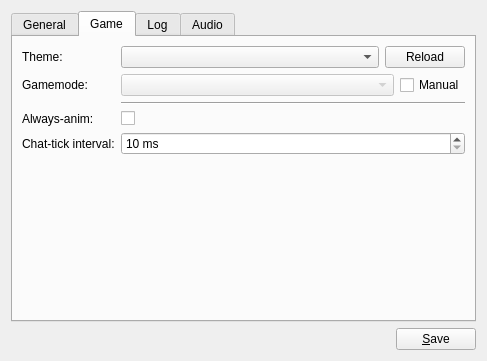
The window that res/ui/config_panel.ui (lambdcalculus/AO2-Client) describes before a commit, drawn with Qt 5.
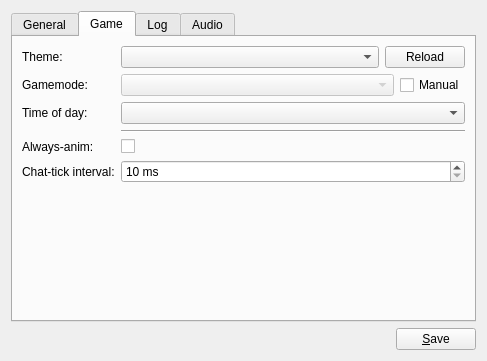
The same window after the commit. The open tabs and pages were chosen to show the change.

Commit message: Add time of day combobox

Diff of the .ui file:
```diff
--- a/res/ui/config_panel.ui
+++ b/res/ui/config_panel.ui
@@ -230,14 +230,14 @@
          </item>
         </layout>
        </item>
-       <item row="2" column="1">
-        <widget class="Line" name="line_4">
-         <property name="orientation">
-          <enum>Qt::Horizontal</enum>
+       <item row="2" column="0">
+        <widget class="QLabel" name="timeofday_label">
+         <property name="text">
+          <string>Time of day:</string>
          </property>
         </widget>
        </item>
-       <item row="3" column="0">
+       <item row="4" column="0">
         <widget class="QLabel" name="always_pre_label">
          <property name="text">
           <string>Always-anim:</string>
@@ -247,7 +247,7 @@
          </property>
         </widget>
        </item>
-       <item row="3" column="1">
+       <item row="4" column="1">
         <widget class="QCheckBox" name="always_pre">
          <property name="sizePolicy">
           <sizepolicy hsizetype="Minimum" vsizetype="Minimum">
@@ -263,14 +263,14 @@
          </property>
         </widget>
        </item>
-       <item row="4" column="0">
+       <item row="5" column="0">
         <widget class="QLabel" name="chat_tick_interval_label">
          <property name="text">
           <string>Chat-tick interval:</string>
          </property>
         </widget>
        </item>
-       <item row="4" column="1">
+       <item row="5" column="1">
         <widget class="QSpinBox" name="chat_tick_interval">
          <property name="suffix">
           <string> ms</string>
@@ -283,7 +283,7 @@
          </property>
         </widget>
        </item>
-       <item row="5" column="1">
+       <item row="6" column="1">
         <spacer name="verticalSpacer">
          <property name="orientation">
           <enum>Qt::Vertical</enum>
@@ -296,6 +296,20 @@
          </property>
         </spacer>
        </item>
+       <item row="3" column="1">
+        <widget class="Line" name="line_4">
+         <property name="orientation">
+          <enum>Qt::Horizontal</enum>
+         </property>
+        </widget>
+       </item>
+       <item row="2" column="1">
+        <layout class="QHBoxLayout" name="horizontalLayout_8">
+         <item>
+          <widget class="QComboBox" name="timeofday"/>
+         </item>
+        </layout>
+       </item>
       </layout>
      </widget>
      <widget class="QWidget" name="tab_8">
```
Left out of the diff: 2 changed lines with no effect on the pictures. The commit also changes 14 other files.
